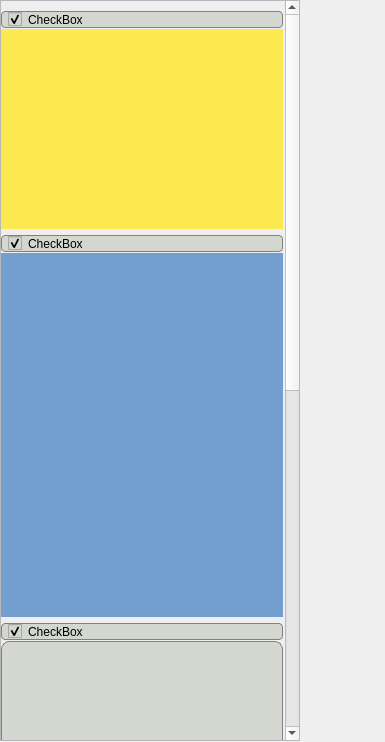
This is rightArea.ui in cuby-tec/mitoPrinter as Qt 5 draws it before an edit. The edited form follows.
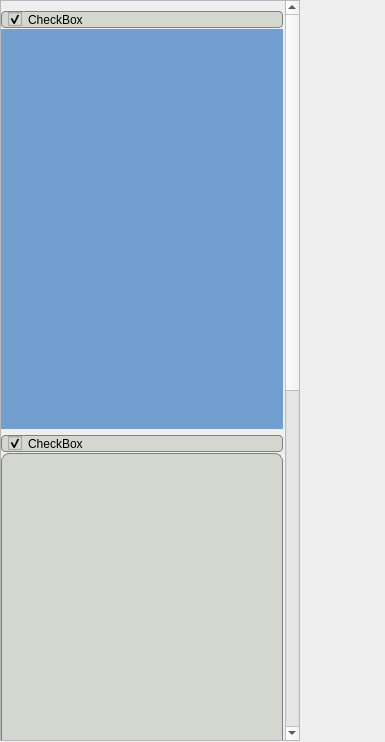
This is the edited form.

Patch:
```diff
--- a/rightArea.ui
+++ b/rightArea.ui
@@ -115,44 +115,6 @@
       <property name="bottomMargin">
        <number>5</number>
       </property>
-      <item>
-       <widget class="QCheckBox" name="checkBox_1">
-        <property name="styleSheet">
-         <string notr="true"/>
-        </property>
-        <property name="text">
-         <string>CheckBox</string>
-        </property>
-        <property name="checked">
-         <bool>true</bool>
-        </property>
-       </widget>
-      </item>
-      <item>
-       <widget class="QWidget" name="widget_1" native="true">
-        <property name="minimumSize">
-         <size>
-          <width>280</width>
-          <height>200</height>
-         </size>
-        </property>
-        <property name="maximumSize">
-         <size>
-          <width>16777215</width>
-          <height>200</height>
-         </size>
-        </property>
-        <property name="baseSize">
-         <size>
-          <width>280</width>
-          <height>200</height>
-         </size>
-        </property>
-        <property name="styleSheet">
-         <string notr="true">background-color: rgb(252, 233, 79);</string>
-        </property>
-       </widget>
-      </item>
       <item>
        <widget class="QCheckBox" name="checkBox_2">
         <property name="text">
```
